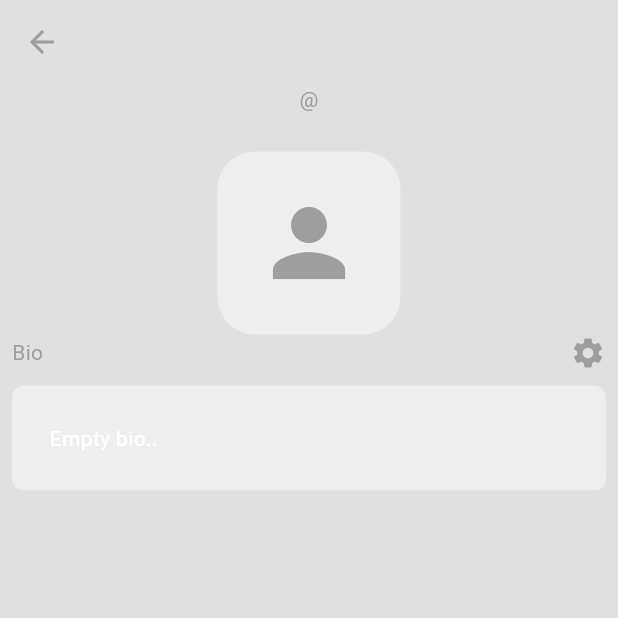
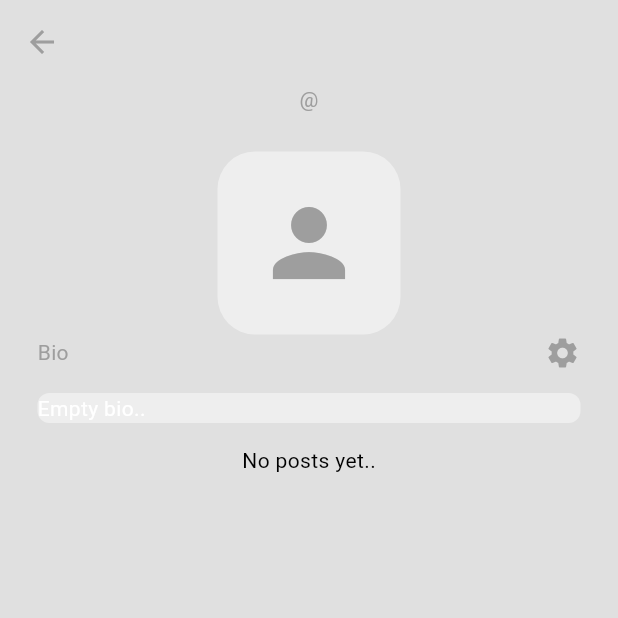
Before and after one commit to SachinDevX/twitter, a Flutter app: the screen it shows once a user with an empty profile is signed in, in the side drawer, after a tap on "P R O F I L E", on a phone screen of 412 x 824 dp, the top half of it. Run offline on Flutter 3.47's test engine with Material 3 defaults, Android fonts, the phone set to English and light mode, and no system bars; our stand-ins replace cloud_firestore, firebase_auth, firebase_core; accounts and stored records are empty; generated files the repository leaves out were written again.

Commit message:
Post Section of App is done

```diff
--- a/lib/components/bio_box.dart
+++ b/lib/components/bio_box.dart
@@ -9,12 +9,13 @@ class MyBioBox extends StatelessWidget {
   @override
   Widget build(BuildContext context) {
     return Container(
+      //padding outside
+      margin: const EdgeInsets.symmetric(horizontal: 25, vertical: 5),
       decoration: BoxDecoration(
         color: Theme.of(context).colorScheme.secondary,
         borderRadius: BorderRadius.circular(8),
       ),
 
-      padding: const EdgeInsets.all(25),
 
       child: Text(text.isNotEmpty ? text: "Empty bio..",
       style: TextStyle(color: Theme.of(context).colorScheme.inversePrimary),
--- a/lib/pages/profile_page.dart
+++ b/lib/pages/profile_page.dart
@@ -2,6 +2,8 @@ import 'package:flutter/material.dart';
 import 'package:provider/provider.dart';
 import 'package:twitter/components/bio_box.dart';
 import 'package:twitter/components/input_alert_box.dart';
+import 'package:twitter/components/my_post_tile.dart';
+import 'package:twitter/helper/navigate_pages.dart';
 import 'package:twitter/models/user.dart';
 import 'package:twitter/services/auth/auth_service.dart';
 import 'package:twitter/services/database/database_provider.dart';
@@ -20,6 +22,7 @@ class ProfilePage extends StatefulWidget {
 
 class _ProfilePageState extends State<ProfilePage> {
   //provider
+  late final listeningProvider = Provider.of<DataBaseProvider>(context);
   late final  databaseProvider = Provider.of<DataBaseProvider>(context, listen: false);
 
   //user info
@@ -77,45 +80,51 @@ class _ProfilePageState extends State<ProfilePage> {
     });
   }
 
+  @override
   Widget build(BuildContext context) {
+    final allUserPosts = listeningProvider.filterUserPosts(widget.uid);
     return Scaffold(
       backgroundColor: Theme.of(context).colorScheme.surface,
       appBar: AppBar(
         title: Text(_isloading ? '': user!.name),
         foregroundColor: Theme.of(context).colorScheme.primary,
-
       ),
-      body: Padding(
-        padding: const EdgeInsets.symmetric(horizontal: 8.0),
-        child: ListView(
+      body: ListView(
         children: [
           Center(
-              child: Text(_isloading ? '': '@${user!.name}',
+            child: Text(
+              _isloading ? '': '@${user!.name}',
               style: TextStyle(color: Theme.of(context).colorScheme.primary),
             ),
-
           ),
 
           const SizedBox(height: 25,),
+
+          // Profile icon
           Center(
             child: Container(
-                decoration: BoxDecoration(color: Theme.of(context).colorScheme.secondary,
+              decoration: BoxDecoration(
+                color: Theme.of(context).colorScheme.secondary,
                 borderRadius: BorderRadius.circular(25),
               ),
-                padding: const  EdgeInsets.all(25),
-                child:  Icon(Icons.person,
+              padding: const EdgeInsets.all(25),
+              child: Icon(
+                Icons.person,
                 size: 72,
                 color: Theme.of(context).colorScheme.primary,
               ),
             )
           ),
 
-            Row(
+          // Bio section header
+          Padding(
+            padding: const EdgeInsets.symmetric(horizontal: 25.0),
+            child: Row(
               mainAxisAlignment: MainAxisAlignment.spaceBetween,
               children: [
-                Text("Bio",
-                style:
-                  TextStyle(color: Theme.of(context).colorScheme.primary),
+                Text(
+                  "Bio",
+                  style: TextStyle(color: Theme.of(context).colorScheme.primary),
                 ),
                 GestureDetector(
                   onTap: _showEditBioBox,
@@ -126,12 +135,34 @@ class _ProfilePageState extends State<ProfilePage> {
                 ),
               ],
             ),
+          ),
+
           const SizedBox(height: 10,),
+
+          // Bio box (removed duplicate)
           MyBioBox(
             text: _isloading ? '...' : user!.bio
           ),
+
+          const SizedBox(height: 10,),
+
+          // Posts section
+          allUserPosts.isEmpty
+              ? const Center(child: Text("No posts yet.."))
+              : ListView.builder(
+                  itemCount: allUserPosts.length,
+                  physics: const NeverScrollableScrollPhysics(),
+                  shrinkWrap: true,
+                  itemBuilder: (context, index) {
+                    final post = allUserPosts[index];
+                    return MyPostTile(
+                      post: post,
+                      onUserTap: (){},
+                      onPostTap: () => goPostPage(context, post),
+                    );
+                  }
+                ),
         ]
-        ),
       ),
     );
   }
--- a/lib/services/database/database_provider.dart
+++ b/lib/services/database/database_provider.dart
@@ -41,4 +41,10 @@ class DataBaseProvider extends ChangeNotifier {
     // Update UI
     notifyListeners();
   }
+
+//filter and return posts given uid
+List<Post> filterUserPosts(String uid) {
+    return _allPost.where((post) => post.uid == uid).toList();
 }
+
+}
```
Also changed, not shown: lib/components/my_post_tile.dart (+13 -2 lines), lib/helper/navigate_pages.dart (added, +20 -0 lines), lib/pages/home_page.dart (+6 -1 lines), lib/pages/post_page.dart (added, +39 -0 lines). Lines whose indentation alone changed are shown as unchanged.
